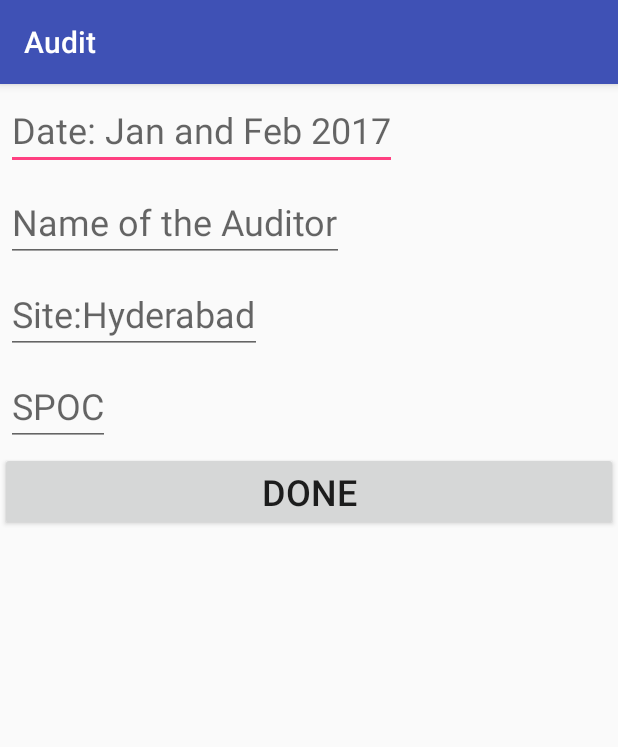
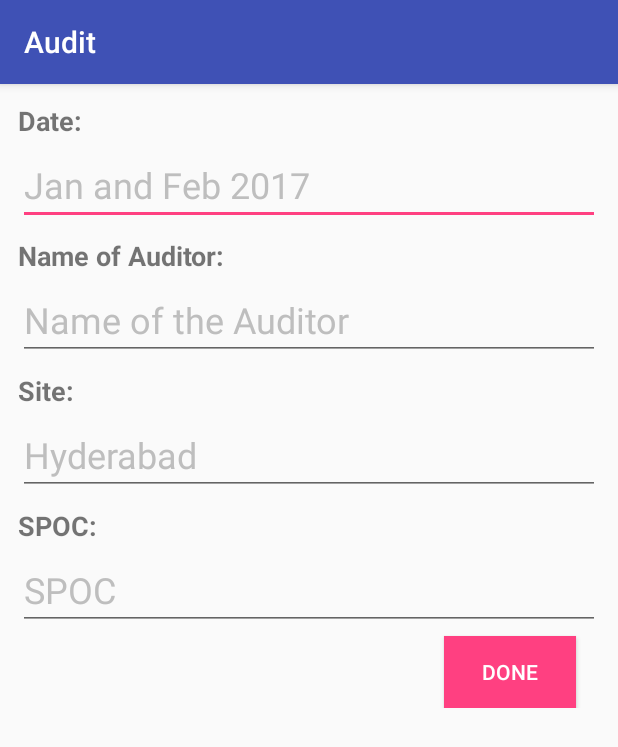
Before and after one commit to kamalakarrao/Audit, an Android app: the AuditDetails screen opened directly, with no data from a screen before it, on a phone screen of 412 x 824 dp. Shown: the top 747 px of the screen. Run offline under Robolectric (Android 15) with nearby library versions, the phone set to English and light mode, and no system bars.

Commit message:
Audit details screen Ui is done

```diff
--- a/app/src/main/java/com/hksapps/audit/AuditDetails.java
+++ b/app/src/main/java/com/hksapps/audit/AuditDetails.java
@@ -8,6 +8,7 @@ import android.support.v7.app.AppCompatActivity;
 import android.view.View;
 import android.widget.Button;
 import android.widget.EditText;
+import android.widget.Toast;
 
 import java.util.ArrayList;
 import java.util.HashSet;
@@ -16,11 +17,11 @@ import java.util.Set;
 
 public class AuditDetails extends AppCompatActivity {
 
+    public static String audit_db_name;
     private EditText date, name_of_auditor, site, spoc;
     private Button done;
     private DatabaseHandler db;
     private ArrayList<String> no_of_dbs;
-    public static String audit_db_name;
     private Context  context;
 
     @Override
@@ -43,6 +44,8 @@ public class AuditDetails extends AppCompatActivity {
         done.setOnClickListener(new View.OnClickListener() {
             @Override
             public void onClick(View view) {
+
+                if (date.getText().toString().trim().length() > 0 && site.getText().toString().trim().length() > 0) {
 
                     if (!(date.getText().toString().matches("") && name_of_auditor.getText().toString().matches("") && site.getText().toString().matches("") && spoc.getText().toString().matches(""))) {
 
@@ -73,7 +76,7 @@ public class AuditDetails extends AppCompatActivity {
 
                         audit_db_name = ("Audit_" + date.getText().toString().toLowerCase() + "_" + site.getText().toString().toLowerCase()).trim();
 
-                    db = new DatabaseHandler(context,audit_db_name);
+                        db = new DatabaseHandler(context, audit_db_name);
 
                         db.addAuditDetails(new CheckList("Date: " + date.getText().toString()));
                         db.addAuditDetails(new CheckList("Name of Auditor: " + name_of_auditor.getText().toString()));
@@ -85,6 +88,10 @@ public class AuditDetails extends AppCompatActivity {
                         startActivity(k);
                     }
 
+
+                } else {
+                    Toast.makeText(context, "Please Enter Date and Site", Toast.LENGTH_SHORT).show();
+                }
             }
         });
 
--- a/app/src/main/java/com/hksapps/audit/FirstScreen.java
+++ b/app/src/main/java/com/hksapps/audit/FirstScreen.java
@@ -73,6 +73,7 @@ public class FirstScreen extends AppCompatActivity {
             });
 
             rowTextView.setTextSize(24);
+
             LinearLayout.LayoutParams params = new LinearLayout.LayoutParams(LinearLayout.LayoutParams.WRAP_CONTENT, LinearLayout.LayoutParams.WRAP_CONTENT);
             params.setMargins(10, 10, 10, 10);
             rowTextView.setLayoutParams(params);
--- a/app/src/main/res/layout/activity_audit_details.xml
+++ b/app/src/main/res/layout/activity_audit_details.xml
@@ -1,49 +1,113 @@
 <?xml version="1.0" encoding="utf-8"?>
-<LinearLayout xmlns:android="http://schemas.android.com/apk/res/android"
+<ScrollView xmlns:android="http://schemas.android.com/apk/res/android"
     xmlns:app="http://schemas.android.com/apk/res-auto"
     xmlns:tools="http://schemas.android.com/tools"
     android:layout_width="match_parent"
     android:layout_height="match_parent"
+    android:layout_margin="8dp"
     android:orientation="vertical"
     tools:context="com.hksapps.audit.AuditDetails">
 
-    <EditText
+
+    <LinearLayout
+        android:layout_width="match_parent"
+        android:layout_height="wrap_content"
+        android:orientation="vertical">
+
+
+        <TextView
+            android:layout_width="wrap_content"
+            android:layout_height="wrap_content"
+            android:layout_marginLeft="4dp"
+            android:layout_marginTop="4dp"
+            android:text="Date:"
+            android:textSize="18sp"
+            android:textStyle="bold" />
+
+        <EditText
         android:id="@+id/date"
-        android:layout_width="wrap_content"
+            android:layout_width="match_parent"
         android:layout_height="wrap_content"
-        android:layout_margin="4dp"
-        android:hint="Date: Jan and Feb 2017"
+            android:layout_margin="4dp"
+            android:hint="Jan and Feb 2017"
+            android:textColorHint="#BEBEBE"
         android:textSize="24sp" />
 
-    <EditText
+
+        <TextView
+            android:layout_width="wrap_content"
+            android:layout_height="wrap_content"
+            android:layout_marginLeft="4dp"
+            android:layout_marginTop="4dp"
+            android:text="Name of Auditor:"
+            android:textSize="18sp"
+            android:textStyle="bold" />
+
+
+        <EditText
         android:id="@+id/nameofauditor"
-        android:layout_width="wrap_content"
+            android:layout_width="match_parent"
         android:layout_height="wrap_content"
         android:layout_margin="4dp"
         android:hint="Name of the Auditor"
+
+            android:textColorHint="#BEBEBE"
         android:textSize="24sp" />
 
 
-    <EditText
+        <TextView
+            android:layout_width="wrap_content"
+            android:layout_height="wrap_content"
+            android:layout_marginLeft="4dp"
+            android:layout_marginTop="4dp"
+            android:text="Site:"
+
+            android:textColorHint="#BEBEBE"
+            android:textSize="18sp"
+            android:textStyle="bold" />
+
+
+        <EditText
         android:id="@+id/site"
-        android:layout_width="wrap_content"
+            android:layout_width="match_parent"
         android:layout_height="wrap_content"
         android:layout_margin="4dp"
-        android:hint="Site:Hyderabad"
+            android:hint="Hyderabad"
+
+            android:textColorHint="#BEBEBE"
         android:textSize="24sp" />
 
-    <EditText
+        <TextView
+            android:layout_width="wrap_content"
+            android:layout_height="wrap_content"
+            android:layout_marginLeft="4dp"
+            android:layout_marginTop="4dp"
+            android:text="SPOC:"
+            android:textSize="18sp"
+            android:textStyle="bold" />
+
+        <EditText
         android:id="@+id/spoc"
-        android:layout_width="wrap_content"
+            android:layout_width="match_parent"
         android:layout_height="wrap_content"
         android:layout_margin="4dp"
         android:hint="SPOC"
+            android:textColorHint="#BEBEBE"
+
         android:textSize="24sp" />
 
-    <Button
+
+        <Button
         android:id="@+id/done"
-        android:layout_width="match_parent"
+            android:layout_width="wrap_content"
         android:layout_height="wrap_content"
+            android:layout_gravity="end"
+            android:layout_marginRight="20dp"
+            android:background="@color/colorAccent"
         android:text="Done"
-        android:textSize="24sp" />
-</LinearLayout>
+            android:textColor="#FFFFFF"
+            android:textSize="14sp" />
+
+
+    </LinearLayout>
+</ScrollView>
--- a/app/src/main/res/layout/activity_first_screen.xml
+++ b/app/src/main/res/layout/activity_first_screen.xml
@@ -28,6 +28,6 @@
         android:layout_height="wrap_content"
         android:layout_gravity="bottom|end"
         android:layout_margin="@dimen/fab_margin"
-        app:srcCompat="@android:drawable/ic_dialog_email" />
+        app:srcCompat="@drawable/ic_add_white_24dp" />
 
 </android.support.design.widget.CoordinatorLayout>
```
Also changed, not shown: app/src/main/res/drawable-hdpi/ic_add_white_24dp.png (added), app/src/main/res/drawable-mdpi/ic_add_white_24dp.png (added), app/src/main/res/drawable-xhdpi/ic_add_white_24dp.png (added), app/src/main/res/drawable-xxhdpi/ic_add_white_24dp.png (added), app/src/main/res/drawable-xxxhdpi/ic_add_white_24dp.png (added). Lines whose indentation alone changed are shown as unchanged.
